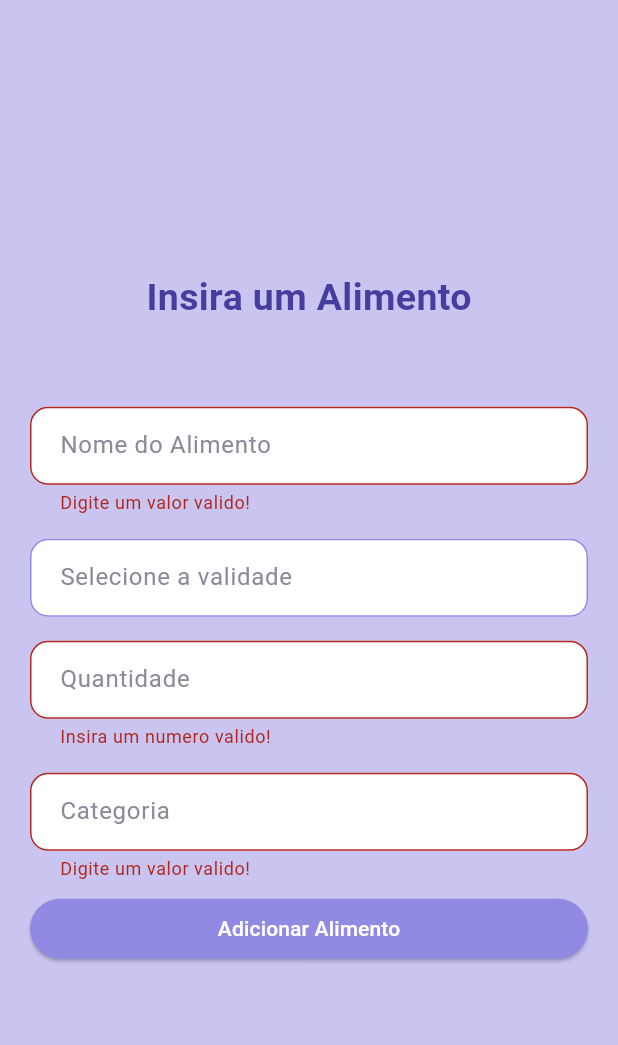
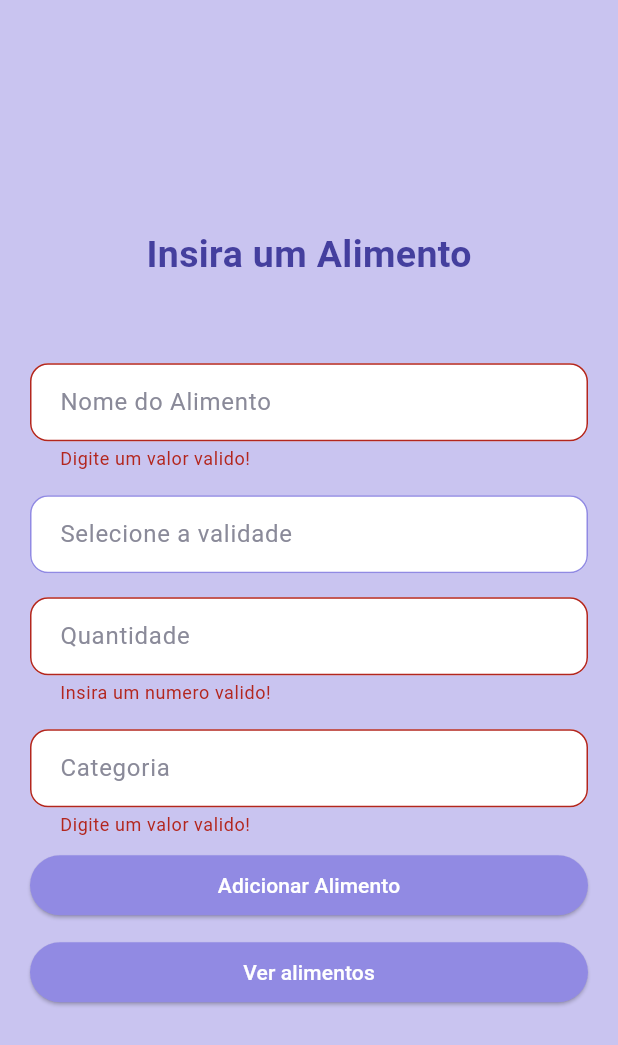
Before and after one commit to Geotryy/minha-geladeira, a Flutter app: the FoodInsert screen opened directly, after a tap on "Adicionar Alimento", on a phone screen of 412 x 824 dp. Shown: the top 1045 px of the screen. Run offline on Flutter 3.47's test engine with Material 3 defaults, Android fonts, the phone set to English and light mode, and no system bars; our stand-ins replace sqflite; accounts and stored records are empty.

Commit message:
lista de alimentos

```diff
--- a/lib/controller/controller_form.dart
+++ b/lib/controller/controller_form.dart
@@ -23,7 +23,7 @@ class ControllerForm {
         categoria: categoriaController.text);
 
     alimentos.add(novoAlimento);
-    DbHelper.inserirAlimento;
+    await DbHelper.inserirAlimento(novoAlimento);
     clearController();
     return novoAlimento;
   }
--- a/lib/controller/controller_list.dart
+++ b/lib/controller/controller_list.dart
@@ -2,7 +2,7 @@ import 'package:minha_geladeira/data/database/database.dart';
 import 'package:minha_geladeira/data/models/model_food.dart';
 
 class ControllerList {
-  Future<List<Alimento?>> listarAlimentos() async{
+  Future<List<Alimento>> listarAlimentos() async{
     return await DbHelper.listarAlimentos();
   }
 
--- a/lib/screens/insert_food_screen.dart
+++ b/lib/screens/insert_food_screen.dart
@@ -5,6 +5,7 @@ import 'package:minha_geladeira/core/utils/responsive.dart';
 import 'package:minha_geladeira/core/validator/validator_form.dart';
 import 'package:minha_geladeira/screens/components/custom_text_field.dart';
 import 'package:minha_geladeira/screens/components/date_custom.dart';
+import 'package:minha_geladeira/screens/list_food_screen.dart';
 
 class FoodInsert extends StatefulWidget {
   const FoodInsert({super.key});
@@ -15,11 +16,15 @@ class FoodInsert extends StatefulWidget {
 
 class _FoodInsertState extends State<FoodInsert> {
   final controller = ControllerForm();
-  void postAlimento() {
+  void postAlimento() async {
     if (controller.formKey.currentState!.validate()) {
-      controller.postAlimento();
-      ScaffoldMessenger.of(context).showSnackBar(
-          SnackBar(content: Text('Alimento adicionado com sucesso!')));
+      final alimento = await controller.postAlimento();
+
+      if (alimento != null) {
+        setState(() {});
+        ScaffoldMessenger.of(context).showSnackBar(
+            SnackBar(content: Text('Alimento adicionado com sucesso!')));
+      }
     }
   }
 
@@ -77,6 +82,24 @@ class _FoodInsertState extends State<FoodInsert> {
                       },
                       child: Text('Adicionar Alimento',
                           style: TextStyle(color: Colors.white))),
+                ),
+                SizedBox(
+                  height: 10,
+                ),
+                SizedBox(
+                  width: Responsive.width(context),
+                  child: ElevatedButton(
+                      style: ElevatedButton.styleFrom(
+                        backgroundColor: AppColors.primary,
+                      ),
+                      onPressed: () {
+                        Navigator.push(
+                            context,
+                            MaterialPageRoute(
+                                builder: (context) => ListFoodScreen()));
+                      },
+                      child: Text('Ver alimentos',
+                          style: TextStyle(color: Colors.white))),
                 )
               ],
             ),
```
Also changed, not shown: lib/screens/components/card_food.dart (added, +70 -0 lines), lib/screens/list_food_screen.dart (+8 -4 lines).
